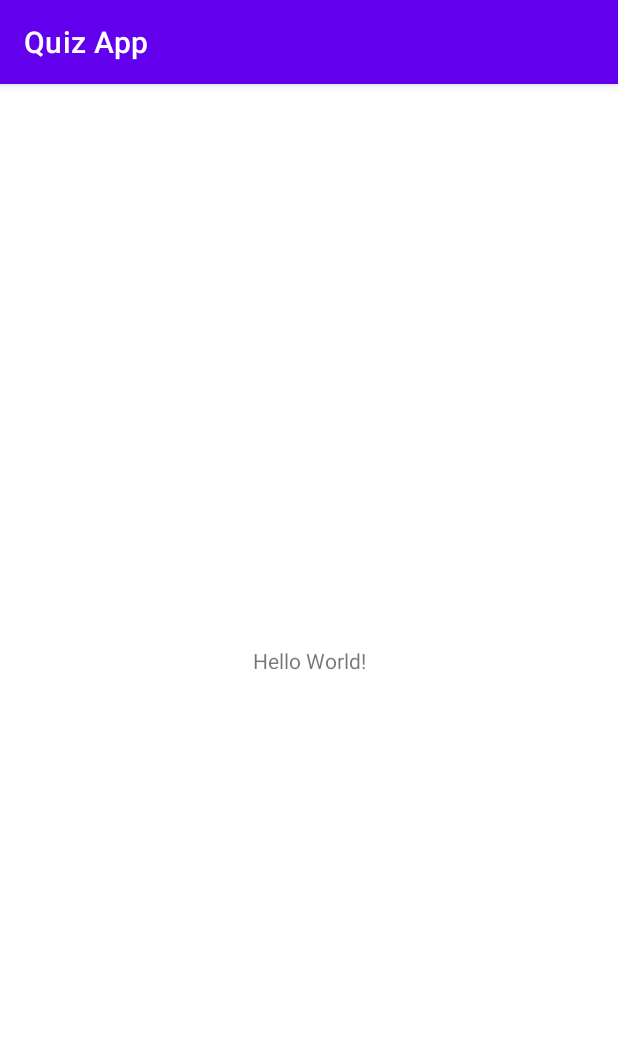
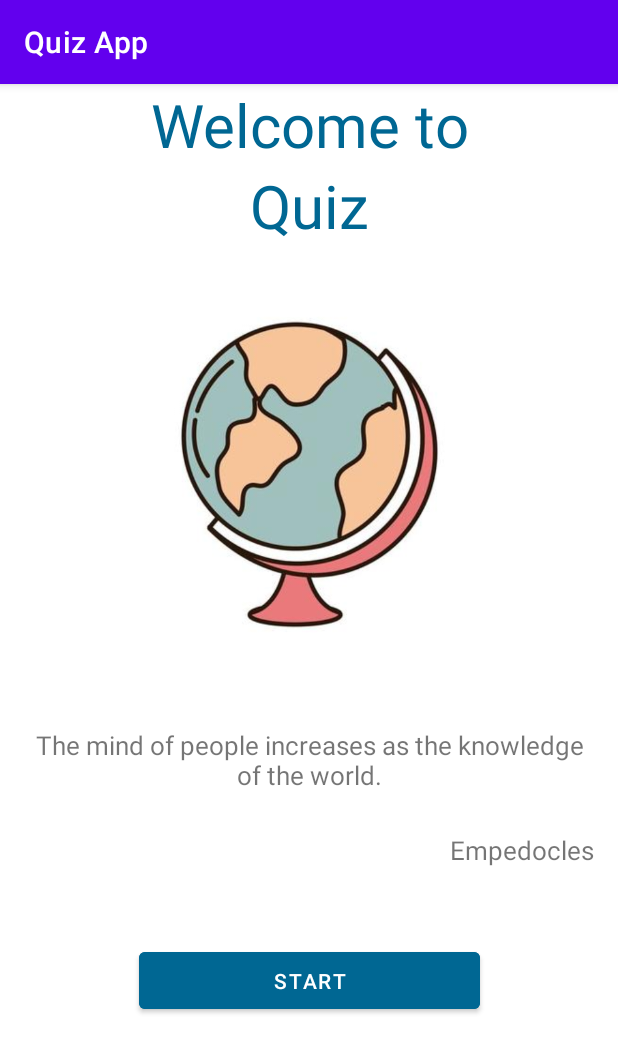
Before and after one commit to annae10/QuizApp, an Android app: the screen it shows after launch (MainActivity), on a phone screen of 412 x 824 dp. Shown: the top 1053 px of the screen. Run offline under Robolectric (Android 15) with nearby library versions, the phone set to English and light mode, and no system bars.

Commit message:
First screen

```diff
--- a/app/src/main/res/layout/activity_main.xml
+++ b/app/src/main/res/layout/activity_main.xml
@@ -7,12 +7,75 @@
     tools:context=".MainActivity">
 
     <TextView
+        android:id="@+id/welcome"
         android:layout_width="wrap_content"
         android:layout_height="wrap_content"
-        android:text="Hello World!"
-        app:layout_constraintBottom_toBottomOf="parent"
-        app:layout_constraintLeft_toLeftOf="parent"
-        app:layout_constraintRight_toRightOf="parent"
+        android:gravity="center"
+        android:text="Welcome to"
+        android:textColor="#006793"
+        android:textSize="40dp"
+        app:layout_constraintEnd_toEndOf="parent"
+        app:layout_constraintStart_toStartOf="parent"
         app:layout_constraintTop_toTopOf="parent" />
 
+    <TextView
+        android:id="@+id/app"
+        android:layout_width="wrap_content"
+        android:layout_height="wrap_content"
+        android:gravity="center"
+        android:text="Quiz"
+        android:textColor="#006793"
+        android:textSize="40dp"
+        app:layout_constraintEnd_toEndOf="@id/welcome"
+        app:layout_constraintStart_toStartOf="@id/welcome"
+        app:layout_constraintTop_toBottomOf="@id/welcome" />
+
+    <ImageView
+        android:id="@+id/imageView"
+        android:layout_width="250dp"
+        android:layout_height="250dp"
+        android:layout_marginTop="27dp"
+        android:src="@drawable/globe"
+        app:layout_constraintEnd_toEndOf="@id/welcome"
+        app:layout_constraintStart_toStartOf="@id/welcome"
+        app:layout_constraintTop_toBottomOf="@id/app" />
+
+    <TextView
+        android:id="@+id/textView2"
+        android:layout_width="wrap_content"
+        android:layout_height="wrap_content"
+        android:layout_marginTop="27dp"
+        android:gravity="center"
+        android:padding="16dp"
+        android:text="The mind of people increases as the knowledge of the world."
+        android:textSize="17dp"
+        app:layout_constraintEnd_toEndOf="parent"
+        app:layout_constraintStart_toStartOf="parent"
+        app:layout_constraintTop_toBottomOf="@id/imageView" />
+    <TextView
+        android:id="@+id/textView3"
+        android:layout_width="wrap_content"
+        android:layout_height="wrap_content"
+        android:layout_marginTop="10dp"
+        android:gravity="center"
+        android:paddingRight="16dp"
+        android:text="Empedocles"
+        android:textSize="17dp"
+        app:layout_constraintEnd_toEndOf="parent"
+
+        app:layout_constraintTop_toBottomOf="@id/textView2" />
+
+    <Button
+        android:id="@+id/button"
+        android:layout_width="wrap_content"
+        android:layout_height="wrap_content"
+        android:layout_marginTop="50dp"
+        android:width="227dp"
+        android:height="50dp"
+        android:text="Start"
+        android:backgroundTint="#006793"
+        app:layout_constraintStart_toStartOf="parent"
+        app:layout_constraintEnd_toEndOf="parent"
+        app:layout_constraintTop_toBottomOf="@id/textView3"/>
+
 </androidx.constraintlayout.widget.ConstraintLayout>
```
Also changed, not shown: app/src/main/res/drawable/globe.jpg (added).
